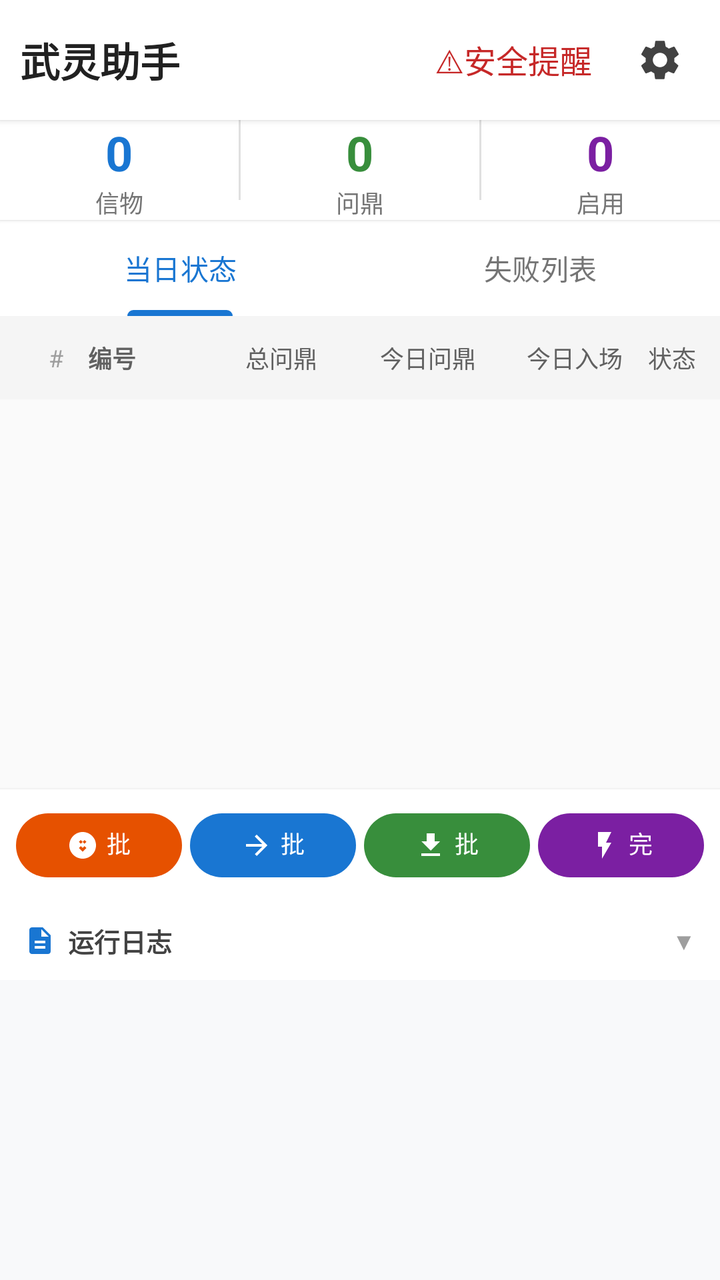
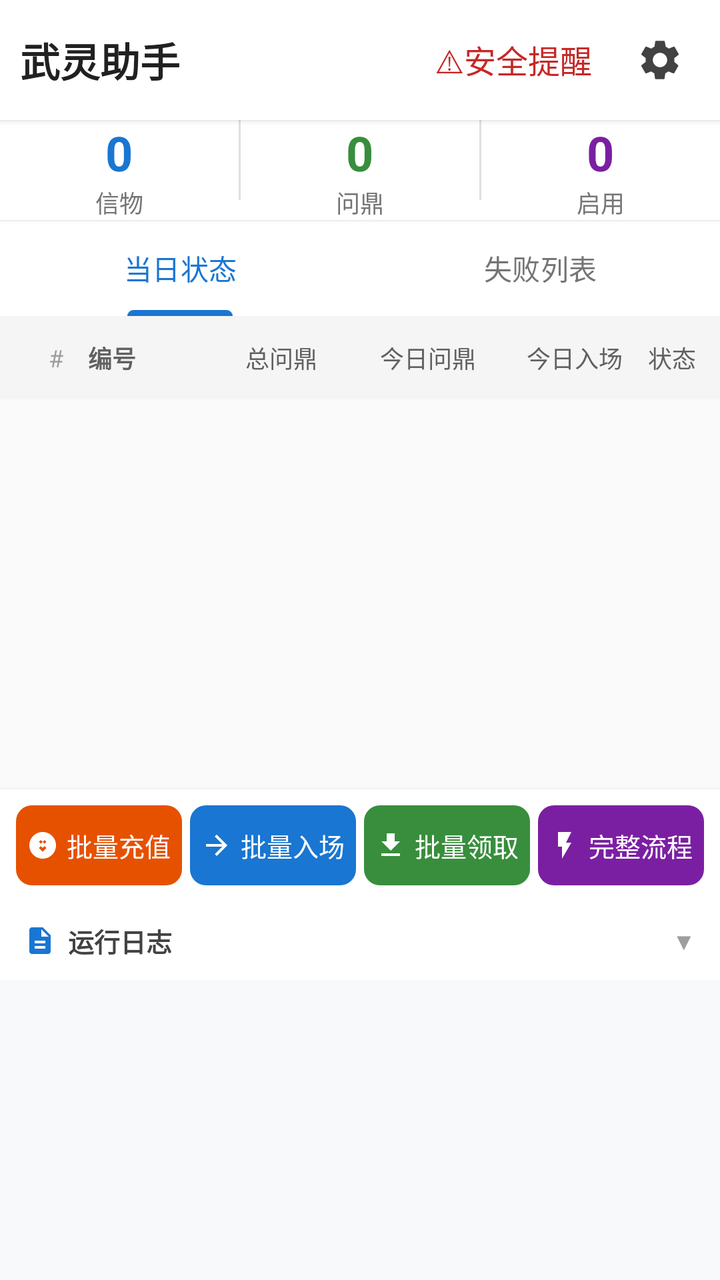

Two renders of the same Android screen: before a commit and after it. Below are the layout's source before the change and the commit's diff.
<!-- AndroidManifest.xml: application theme Theme.WlClient -->
<!-- res/layout/activity_main.xml -->
<?xml version="1.0" encoding="utf-8"?>
<LinearLayout xmlns:android="http://schemas.android.com/apk/res/android"
    xmlns:app="http://schemas.android.com/apk/res-auto"
    android:id="@+id/main"
    android:layout_width="match_parent"
    android:layout_height="match_parent"
    android:orientation="vertical"
    android:background="#FAFAFA">

    
    <LinearLayout
        android:layout_width="match_parent"
        android:layout_height="wrap_content"
        android:orientation="horizontal"
        android:gravity="center_vertical"
        android:padding="10dp"
        android:background="#FFFFFF"
        android:elevation="2dp">

        <TextView
            android:layout_width="0dp"
            android:layout_height="wrap_content"
            android:layout_weight="1"
            android:text="武灵助手"
            android:textSize="20sp"
            android:textStyle="bold"
            android:textColor="#212121" />

        <TextView
            android:id="@+id/btn_security_warn"
            android:layout_width="wrap_content"
            android:layout_height="wrap_content"
            android:padding="6dp"
            android:layout_marginEnd="8dp"
            android:text="⚠安全提醒"
            android:textColor="#C62828"
            android:textSize="16sp"
            android:clickable="true"
            android:focusable="true"
            android:foreground="?attr/selectableItemBackground" />

        <ImageButton
            android:id="@+id/btn_setting_gear"
            android:layout_width="40dp"
            android:layout_height="40dp"
            android:background="?attr/selectableItemBackgroundBorderless"
            android:contentDescription="更多设置菜单"
            android:src="@drawable/ic_gear_svg" />
    </LinearLayout>

    
    <LinearLayout
        android:layout_width="match_parent"
        android:layout_height="wrap_content"
        android:orientation="horizontal"
        android:padding="0dp"
        android:background="#FFFFFF"
        android:elevation="1dp">

        <LinearLayout
            android:layout_width="0dp"
            android:layout_height="wrap_content"
            android:layout_weight="1"
            android:orientation="vertical"
            android:gravity="center">

            <TextView
                android:id="@+id/tv_token_count"
                android:layout_width="wrap_content"
                android:layout_height="wrap_content"
                android:text="0"
                android:textSize="24sp"
                android:textStyle="bold"
                android:textColor="#1976D2" />

            <TextView
                android:layout_width="wrap_content"
                android:layout_height="wrap_content"
                android:text="信物"
                android:textSize="12sp"
                android:textColor="#757575" />
        </LinearLayout>

        <View
            android:layout_width="1dp"
            android:layout_height="40dp"
            android:background="#E0E0E0" />

        <LinearLayout
            android:layout_width="0dp"
            android:layout_height="wrap_content"
            android:layout_weight="1"
            android:orientation="vertical"
            android:gravity="center">

            <TextView
                android:id="@+id/tv_qd_count"
                android:layout_width="wrap_content"
                android:layout_height="wrap_content"
                android:text="0"
                android:textSize="24sp"
                android:textStyle="bold"
                android:textColor="#388E3C" />

            <TextView
                android:layout_width="wrap_content"
                android:layout_height="wrap_content"
                android:text="问鼎"
                android:textSize="12sp"
                android:textColor="#757575" />
        </LinearLayout>

        <View
            android:layout_width="1dp"
            android:layout_height="40dp"
            android:background="#E0E0E0" />

        <LinearLayout
            android:layout_width="0dp"
            android:layout_height="wrap_content"
            android:layout_weight="1"
            android:orientation="vertical"
            android:gravity="center">

            <TextView
                android:id="@+id/tv_enabled_count"
                android:layout_width="wrap_content"
                android:layout_height="wrap_content"
                android:text="0"
                android:textSize="24sp"
                android:textStyle="bold"
                android:textColor="#7B1FA2" />

            <TextView
                android:layout_width="wrap_content"
                android:layout_height="wrap_content"
                android:text="启用"
                android:textSize="12sp"
                android:textColor="#757575" />
        </LinearLayout>
    </LinearLayout>

    
    <com.google.android.material.tabs.TabLayout
        android:id="@+id/tab_layout"
        android:layout_width="match_parent"
        android:layout_height="48dp"
        android:background="#FFFFFF"
        app:tabMode="fixed"
        app:tabGravity="fill"
        app:tabMaxWidth="0dp"
        app:tabIndicatorColor="#1976D2"
        app:tabSelectedTextColor="#1976D2"
        app:tabTextColor="#757575">

        <com.google.android.material.tabs.TabItem
            android:layout_width="0dp"
            android:layout_height="wrap_content"
            android:layout_weight="1"
            android:text="当日状态" />

        <com.google.android.material.tabs.TabItem
            android:layout_width="0dp"
            android:layout_height="wrap_content"
            android:layout_weight="1"
            android:text="失败列表" />
    </com.google.android.material.tabs.TabLayout>

    
    <LinearLayout
        android:id="@+id/layout_status_header"
        android:layout_width="match_parent"
        android:layout_height="wrap_content"
        android:orientation="horizontal"
        android:gravity="center_vertical"
        android:padding="12dp"
        android:background="#F5F5F5">

        <TextView
            android:layout_width="32dp"
            android:layout_height="wrap_content"
            android:text="#"
            android:textSize="12sp"
            android:textColor="#9E9E9E"
            android:gravity="center" />

        <TextView
            android:layout_width="60dp"
            android:layout_height="wrap_content"
            android:text="编号"
            android:textSize="12sp"
            android:textStyle="bold"
            android:textColor="#616161" />

        <TextView
            android:layout_width="0dp"
            android:layout_height="wrap_content"
            android:layout_weight="1"
            android:text="总问鼎"
            android:textSize="12sp"
            android:textColor="#616161"
            android:gravity="center" />

        <TextView
            android:layout_width="0dp"
            android:layout_height="wrap_content"
            android:layout_weight="1"
            android:text="今日问鼎"
            android:textSize="12sp"
            android:textColor="#616161"
            android:gravity="center" />

        <TextView
            android:layout_width="0dp"
            android:layout_height="wrap_content"
            android:layout_weight="1"
            android:text="今日入场"
            android:textSize="12sp"
            android:textColor="#616161"
            android:gravity="center" />

        <TextView
            android:layout_width="wrap_content"
            android:layout_height="wrap_content"
            android:text="状态"
            android:textSize="12sp"
            android:textColor="#616161" />
    </LinearLayout>

    
    <FrameLayout
        android:layout_width="match_parent"
        android:layout_height="0dp"
        android:layout_weight="1">

        <androidx.recyclerview.widget.RecyclerView
            android:id="@+id/rv_daily_status"
            android:layout_width="match_parent"
            android:layout_height="match_parent"
            android:clipToPadding="false"
            android:visibility="visible" />

        <TextView
            android:id="@+id/tv_empty_status"
            android:layout_width="wrap_content"
            android:layout_height="wrap_content"
            android:layout_gravity="center"
            android:text="暂无数据，执行后自动记录"
            android:textSize="14sp"
            android:textColor="#BDBDBD"
            android:visibility="gone" />

        <androidx.recyclerview.widget.RecyclerView
            android:id="@+id/rv_failure_list"
            android:layout_width="match_parent"
            android:layout_height="match_parent"
            android:clipToPadding="false"
            android:visibility="gone" />

        <TextView
            android:id="@+id/tv_empty_failure"
            android:layout_width="wrap_content"
            android:layout_height="wrap_content"
            android:layout_gravity="center"
            android:text="暂无失败记录"
            android:textSize="14sp"
            android:textColor="#BDBDBD"
            android:visibility="gone" />
    </FrameLayout>

    
    <LinearLayout
        android:layout_width="match_parent"
        android:layout_height="wrap_content"
        android:orientation="horizontal"
        android:padding="8dp"
        android:background="#FFFFFF"
        android:elevation="2dp">

        <com.google.android.material.button.MaterialButton
            android:id="@+id/btn_batch_fund"
            android:layout_width="0dp"
            android:layout_height="40dp"
            android:layout_weight="1"
            app:backgroundTint="#E65100"
            android:textColor="#ffffff"
            android:text="批量充值"
            android:textSize="12sp"
            app:icon="@drawable/ic_fund_svg"
            app:iconGravity="textStart"
            app:iconSize="16dp"
            app:iconPadding="4dp" />

        <View android:layout_width="4dp" android:layout_height="0dp" />

        <com.google.android.material.button.MaterialButton
            android:id="@+id/btn_batch_enter"
            android:layout_width="0dp"
            android:layout_height="40dp"
            android:layout_weight="1"
            app:backgroundTint="#1976D2"
            android:textColor="#ffffff"
            android:text="批量入场"
            android:textSize="12sp"
            app:icon="@drawable/ic_enter_svg"
            app:iconGravity="textStart"
            app:iconSize="16dp"
            app:iconPadding="4dp" />

        <View android:layout_width="4dp" android:layout_height="0dp" />

        <com.google.android.material.button.MaterialButton
            android:id="@+id/btn_batch_claim"
            android:layout_width="0dp"
            android:layout_height="40dp"
            android:layout_weight="1"
            app:backgroundTint="#388E3C"
            android:textColor="#ffffff"
            android:text="批量领取"
            android:textSize="12sp"
            app:icon="@drawable/ic_claim_svg"
            app:iconGravity="textStart"
            app:iconSize="16dp"
            app:iconPadding="4dp" />

        <View android:layout_width="4dp" android:layout_height="0dp" />

        <com.google.android.material.button.MaterialButton
            android:id="@+id/btn_full_workflow"
            android:layout_width="0dp"
            android:layout_height="40dp"
            android:layout_weight="1"
            app:backgroundTint="#7B1FA2"
            android:textColor="#ffffff"
            android:text="完整流程"
            android:textSize="12sp"
            app:icon="@drawable/ic_workflow_svg"
            app:iconGravity="textStart"
            app:iconSize="16dp"
            app:iconPadding="4dp" />
    </LinearLayout>

    
    <LinearLayout
        android:layout_width="match_parent"
        android:layout_height="wrap_content"
        android:orientation="vertical"
        android:background="#FFFFFF"
        android:elevation="2dp">

        <LinearLayout
            android:id="@+id/layout_log_header"
            android:layout_width="match_parent"
            android:layout_height="wrap_content"
            android:orientation="horizontal"
            android:gravity="center_vertical"
            android:paddingStart="12dp"
            android:paddingEnd="12dp"
            android:paddingTop="10dp"
            android:paddingBottom="10dp"
            android:clickable="true"
            android:focusable="true">

            <ImageView
                android:layout_width="16dp"
                android:layout_height="16dp"
                android:src="@drawable/ic_log_svg"
                android:layout_marginEnd="6dp" />

            <TextView
                android:layout_width="0dp"
                android:layout_height="wrap_content"
                android:layout_weight="1"
                android:text="运行日志"
                android:textSize="13sp"
                android:textColor="#424242"
                android:textStyle="bold" />

            <TextView
                android:id="@+id/tv_log_toggle"
                android:layout_width="wrap_content"
                android:layout_height="wrap_content"
                android:text="▼"
                android:textSize="12sp"
                android:textColor="#9E9E9E" />
        </LinearLayout>

        <ScrollView
            android:id="@+id/scrollView"
            android:layout_width="match_parent"
            android:layout_height="150dp"
            android:background="#F8F9FA"
            android:padding="12dp">

            <TextView
                android:id="@+id/tv_log"
                android:layout_width="match_parent"
                android:layout_height="wrap_content"
                android:textColor="#37474F"
                android:textSize="12sp"
                android:lineSpacingExtra="3dp"
                android:fontFamily="monospace" />
        </ScrollView>
    </LinearLayout>
</LinearLayout>
<!-- resources referenced by this layout -->
<resources>
  <!-- drawable ic_claim_svg (drawable) -->
  <?xml version="1.0" encoding="utf-8"?>
  <vector xmlns:android="http://schemas.android.com/apk/res/android"
      android:width="16dp"
      android:height="16dp"
      android:viewportWidth="24"
      android:viewportHeight="24">
      <path
          android:fillColor="#FFFFFF"
          android:pathData="M19,9h-4V3H9v6H5l7,7 7,-7zM5,18v2h14v-2H5z"/>
  </vector>
  <!-- drawable ic_enter_svg (drawable) -->
  <?xml version="1.0" encoding="utf-8"?>
  <vector xmlns:android="http://schemas.android.com/apk/res/android"
      android:width="16dp"
      android:height="16dp"
      android:viewportWidth="24"
      android:viewportHeight="24">
      <path
          android:fillColor="#FFFFFF"
          android:pathData="M12,4l-1.41,1.41L16.17,11H4v2h12.17l-5.58,5.59L12,20l8,-8z"/>
  </vector>
  <!-- drawable ic_fund_svg (drawable) -->
  <?xml version="1.0" encoding="utf-8"?>
  <vector xmlns:android="http://schemas.android.com/apk/res/android"
      android:width="16dp"
      android:height="16dp"
      android:viewportWidth="24"
      android:viewportHeight="24">
      <path
          android:fillColor="#FFFFFF"
          android:pathData="M12,2C6.48,2 2,6.48 2,12s4.48,10 10,10 10,-4.48 10,-10S17.52,2 12,2zM13.41,15.41L12,16.83l-1.41,-1.41L9.17,14 10.59,12.59 12,14l1.41,-1.41L14.83,14zM14.83,9.41L13.41,10.83 12,9.41 10.59,10.83 9.17,9.41 10.59,8 12,9.41 13.41,8 14.83,9.41z"/>
  </vector>
  <!-- drawable ic_gear_svg (drawable) -->
  <?xml version="1.0" encoding="utf-8"?>
  <vector xmlns:android="http://schemas.android.com/apk/res/android"
      android:width="24dp"
      android:height="24dp"
      android:viewportWidth="24"
      android:viewportHeight="24">
      <path
          android:fillColor="#424242"
          android:pathData="M19.14,12.94c0.04,-0.3 0.06,-0.61 0.06,-0.94c0,-0.32 -0.02,-0.64 -0.06,-0.94l2.03,-1.58c0.18,-0.14 0.23,-0.41 0.12,-0.61l-1.92,-3.32c-0.12,-0.22 -0.37,-0.29 -0.59,-0.22l-2.39,0.96c-0.5,-0.38 -0.99,-0.7 -1.54,-0.94L14.4,2.81c-0.04,-0.24 -0.24,-0.41 -0.48,-0.41h-3.84c-0.24,0 -0.43,0.17 -0.47,0.41L9.25,5.35C8.7,5.59 8.12,5.92 7.63,6.29L5.24,5.33c-0.22,-0.08 -0.47,0 -0.59,0.22L2.74,8.87C2.62,9.08 2.66,9.34 2.86,9.48l2.03,1.58C4.84,11.36 4.8,11.69 4.8,12s0.02,0.64 0.05,0.94l-2.03,1.58c-0.18,0.14 -0.23,0.41 -0.12,0.61l1.92,3.32c0.12,0.22,0.37,0.29,0.59,0.22l2.39,-0.96c0.5,0.38,0.99,0.7,1.54,0.94l0.36,2.54c0.05,0.24,0.24,0.41,0.48,0.41h3.84c0.24,0,0.44,-0.17,0.47,-0.41l0.36,-2.54c0.55,-0.24 1.04,-0.56 1.54,-0.94l2.39,0.96c0.22,0.08,0.47,0,0.59,-0.22l1.92,-3.32c0.12,-0.22,0.07,-0.47,-0.12,-0.61M12,15.6c-1.98,0 -3.6,-1.62 -3.6,-3.6s1.62,-3.6 3.6,-3.6s3.6,1.62 3.6,3.6S13.98,15.6 12,15.6z"/>
  </vector>
  <!-- drawable ic_log_svg (drawable) -->
  <?xml version="1.0" encoding="utf-8"?>
  <vector xmlns:android="http://schemas.android.com/apk/res/android"
      android:width="24dp"
      android:height="24dp"
      android:viewportWidth="24"
      android:viewportHeight="24">
      <path
          android:fillColor="#1976D2"
          android:pathData="M14,2H6C4.9,2 4,2.9 4,4v16c0,1.1 0.89,2 1.99,2H18c1.1,0 2,-0.9 2,-2V8l-6,-6zM16,18H8v-2h8v2zM16,14H8v-2h8v2zM13,9V3.5L18.5,9H13z" />
  </vector>
  <!-- drawable ic_workflow_svg (drawable) -->
  <?xml version="1.0" encoding="utf-8"?>
  <vector xmlns:android="http://schemas.android.com/apk/res/android"
      android:width="16dp"
      android:height="16dp"
      android:viewportWidth="24"
      android:viewportHeight="24">
      <path
          android:fillColor="#FFFFFF"
          android:pathData="M7,2v11h3v9l7,-12h-4l4,-8z"/>
  </vector>
  <style name="Theme.WlClient" parent="Base.Theme.WlClient" />
  <style name="Base.Theme.WlClient" parent="Theme.Material3.DayNight.NoActionBar">
          
          
      </style>
</resources>

<!-- the commit's change to res/layout/activity_main.xml (unified diff, before → after) -->
@@ -277,67 +277,115 @@
         android:background="#FFFFFF"
         android:elevation="2dp">
 
-        <com.google.android.material.button.MaterialButton
+        <LinearLayout
             android:id="@+id/btn_batch_fund"
             android:layout_width="0dp"
             android:layout_height="40dp"
             android:layout_weight="1"
-            app:backgroundTint="#E65100"
-            android:textColor="#ffffff"
-            android:text="批量充值"
-            android:textSize="12sp"
-            app:icon="@drawable/ic_fund_svg"
-            app:iconGravity="textStart"
-            app:iconSize="16dp"
-            app:iconPadding="4dp" />
+            android:orientation="horizontal"
+            android:gravity="center"
+            android:background="@drawable/bg_btn_rounded"
+            android:backgroundTint="#E65100"
+            android:clickable="true"
+            android:focusable="true">
+
+            <ImageView
+                android:layout_width="16dp"
+                android:layout_height="16dp"
+                android:src="@drawable/ic_fund_svg"
+                android:layout_marginEnd="4dp" />
+
+            <TextView
+                android:layout_width="wrap_content"
+                android:layout_height="wrap_content"
+                android:text="批量充值"
+                android:textColor="#ffffff"
+                android:textSize="13sp" />
+        </LinearLayout>
 
         <View android:layout_width="4dp" android:layout_height="0dp" />
 
-        <com.google.android.material.button.MaterialButton
+        <LinearLayout
             android:id="@+id/btn_batch_enter"
             android:layout_width="0dp"
             android:layout_height="40dp"
             android:layout_weight="1"
-            app:backgroundTint="#1976D2"
-            android:textColor="#ffffff"
-            android:text="批量入场"
-            android:textSize="12sp"
-            app:icon="@drawable/ic_enter_svg"
-            app:iconGravity="textStart"
-            app:iconSize="16dp"
-            app:iconPadding="4dp" />
+            android:orientation="horizontal"
+            android:gravity="center"
+            android:background="@drawable/bg_btn_rounded"
+            android:backgroundTint="#1976D2"
+            android:clickable="true"
+            android:focusable="true">
+
+            <ImageView
+                android:layout_width="16dp"
+                android:layout_height="16dp"
+                android:src="@drawable/ic_enter_svg"
+                android:layout_marginEnd="4dp" />
+
+            <TextView
+                android:layout_width="wrap_content"
+                android:layout_height="wrap_content"
+                android:text="批量入场"
+                android:textColor="#ffffff"
+                android:textSize="13sp" />
+        </LinearLayout>
 
         <View android:layout_width="4dp" android:layout_height="0dp" />
 
-        <com.google.android.material.button.MaterialButton
+        <LinearLayout
             android:id="@+id/btn_batch_claim"
             android:layout_width="0dp"
             android:layout_height="40dp"
             android:layout_weight="1"
-            app:backgroundTint="#388E3C"
-            android:textColor="#ffffff"
-            android:text="批量领取"
-            android:textSize="12sp"
-            app:icon="@drawable/ic_claim_svg"
-            app:iconGravity="textStart"
-            app:iconSize="16dp"
-            app:iconPadding="4dp" />
+            android:orientation="horizontal"
+            android:gravity="center"
+            android:background="@drawable/bg_btn_rounded"
+            android:backgroundTint="#388E3C"
+            android:clickable="true"
+            android:focusable="true">
+
+            <ImageView
+                android:layout_width="16dp"
+                android:layout_height="16dp"
+                android:src="@drawable/ic_claim_svg"
+                android:layout_marginEnd="4dp" />
+
+            <TextView
+                android:layout_width="wrap_content"
+                android:layout_height="wrap_content"
+                android:text="批量领取"
+                android:textColor="#ffffff"
+                android:textSize="13sp" />
+        </LinearLayout>
 
         <View android:layout_width="4dp" android:layout_height="0dp" />
 
-        <com.google.android.material.button.MaterialButton
+        <LinearLayout
             android:id="@+id/btn_full_workflow"
             android:layout_width="0dp"
             android:layout_height="40dp"
             android:layout_weight="1"
-            app:backgroundTint="#7B1FA2"
-            android:textColor="#ffffff"
-            android:text="完整流程"
-            android:textSize="12sp"
-            app:icon="@drawable/ic_workflow_svg"
-            app:iconGravity="textStart"
-            app:iconSize="16dp"
-            app:iconPadding="4dp" />
+            android:orientation="horizontal"
+            android:gravity="center"
+            android:background="@drawable/bg_btn_rounded"
+            android:backgroundTint="#7B1FA2"
+            android:clickable="true"
+            android:focusable="true">
+
+            <ImageView
+                android:layout_width="16dp"
+                android:layout_height="16dp"
+                android:src="@drawable/ic_workflow_svg"
+                android:layout_marginEnd="4dp" />
+
+            <TextView
+                android:layout_width="wrap_content"
+                android:layout_height="wrap_content"
+                android:text="完整流程"
+                android:textColor="#ffffff"
+                android:textSize="13sp" />
+        </LinearLayout>
     </LinearLayout>
 
     
<!-- resource entries referenced after the edit -->
@@ -1,5 +1,11 @@
 <!-- resources referenced by this layout -->
 <resources>
+  <!-- drawable bg_btn_rounded (drawable) -->
+  <?xml version="1.0" encoding="utf-8"?>
+  <shape xmlns:android="http://schemas.android.com/apk/res/android" android:shape="rectangle">
+      <corners android:radius="8dp" />
+      <solid android:color="#FFFFFF" />
+  </shape>
   <!-- drawable ic_claim_svg (drawable) -->
   <?xml version="1.0" encoding="utf-8"?>
   <vector xmlns:android="http://schemas.android.com/apk/res/android"
